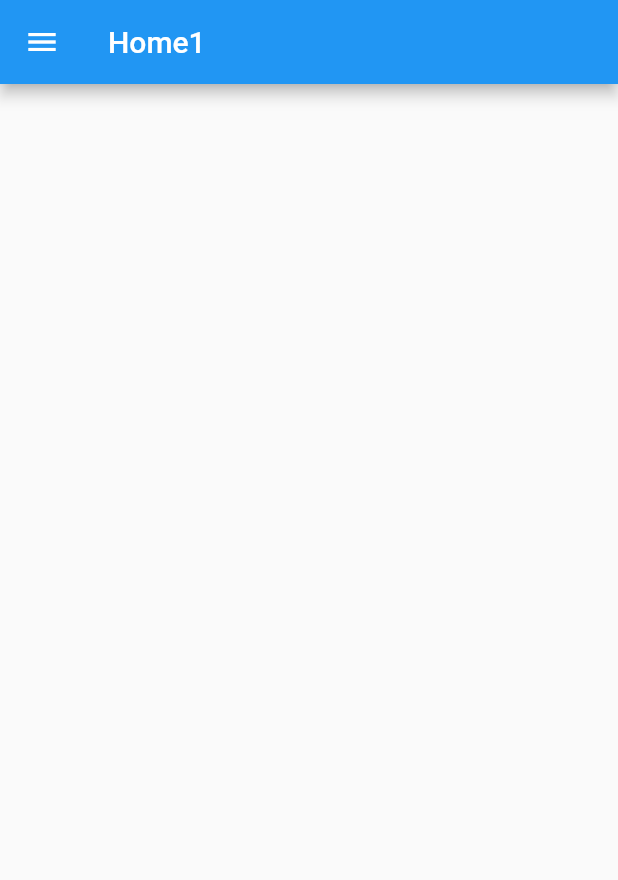
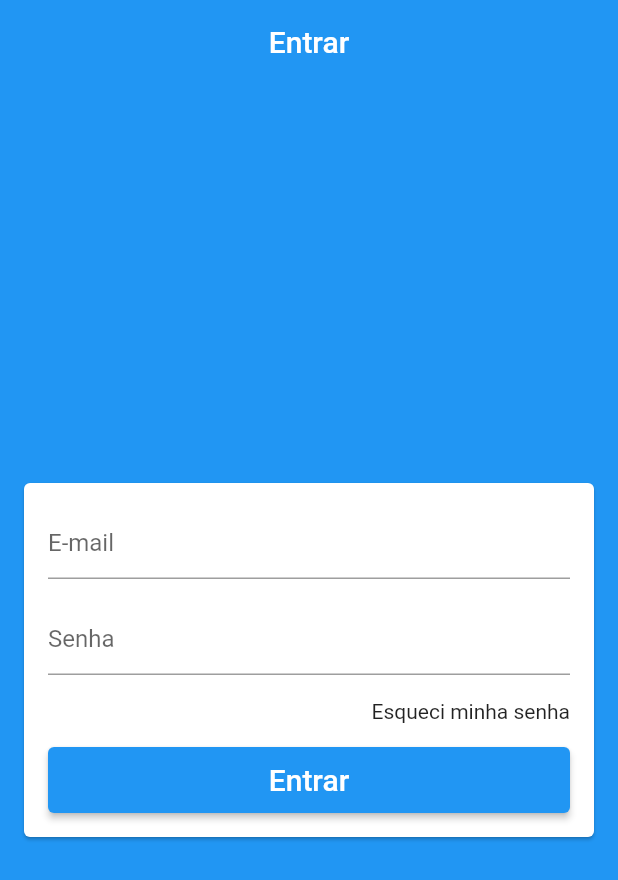
Before and after one commit to cristianpaulo4/Gerenciamento_de_medicamentos, a Flutter app: the screen it shows after launch, on a phone screen of 412 x 824 dp. Shown: the top 880 px of the screen. Run offline on Flutter 3.47's test engine with Material 2 defaults, Android fonts, the phone set to English and light mode, and no system bars; our stand-ins replace firebase_auth, firebase_core; accounts and stored records are empty.

Commit message:
login screen

```diff
--- a/lib/common/custom_drawer/drawer_tile.dart
+++ b/lib/common/custom_drawer/drawer_tile.dart
@@ -14,6 +14,7 @@ class DrawerTile extends StatelessWidget {
   Widget build(BuildContext context) {
 
     final int curParge = context.watch<PageManager>().page;
+    final Color primaryColor = Theme.of(context).primaryColor;
 
     return InkWell(
       onTap: () {
@@ -30,7 +31,7 @@ class DrawerTile extends StatelessWidget {
               child: Icon(
                 iconData,
                 size: 32,
-                color: curParge == page ? Colors.red : Colors.grey[700],
+                color: curParge == page ? primaryColor : Colors.grey[700],
               ),
             ),
 
@@ -38,7 +39,7 @@ class DrawerTile extends StatelessWidget {
               title,
               style: TextStyle(
                 fontSize: 16,
-                color: curParge == page ? Colors.red : Colors.grey[700],
+                color: curParge == page ? primaryColor : Colors.grey[700],
               ),
             )
 
--- a/lib/main.dart
+++ b/lib/main.dart
@@ -1,22 +1,36 @@
+import 'package:firebase_core/firebase_core.dart';
+
 import 'package:flutter/material.dart';
+import 'package:gerenciamento_medicamentos/models/user_manager.dart';
 import 'package:gerenciamento_medicamentos/screens/base/base_screen.dart';
+import 'package:provider/provider.dart';
 
-
-void main()  {
+Future<void> main() async {
+  WidgetsFlutterBinding.ensureInitialized();
+  await Firebase.initializeApp();
+ // await FirebaseAuth.instance.useAuthEmulator();
   runApp(const MyApp());
 }
+
 
 class MyApp extends StatelessWidget {
   const MyApp({Key? key}) : super(key: key);
   @override
   Widget build(BuildContext context) {
-    return MaterialApp(
-      title: 'Gerenciamento de medicamentos',
-      debugShowCheckedModeBanner: false,
-      theme: ThemeData(
-        primarySwatch: Colors.blue,
+    return ChangeNotifierProvider(
+      create: (_) => UserManager(),
+     child: MaterialApp(
+        title: 'Gerenciamento de medicamentos',
+        debugShowCheckedModeBanner: false,
+        theme: ThemeData(
+          primaryColor: Colors.blueGrey,
+          appBarTheme: const AppBarTheme(
+            elevation: 0
+          ),
+          scaffoldBackgroundColor: Colors.blue,
+        ),
+        home: BaseScreen(),
       ),
-      home: BaseScreen(),
     );
   }
 }
--- a/lib/models/page_manager.dart
+++ b/lib/models/page_manager.dart
@@ -4,7 +4,7 @@ class PageManager {
 
   PageManager(this._pageController);
 
-  PageController _pageController;
+  final PageController _pageController;
 
   int page = 0;
 
--- /dev/null
+++ b/lib/models/user.dart
@@ -0,0 +1,9 @@
+class UserApp {
+  String email;
+  String password;
+
+  UserApp({
+    required this.email,
+    required this.password,
+  });
+}
--- a/lib/screens/base/base_screen.dart
+++ b/lib/screens/base/base_screen.dart
@@ -1,6 +1,7 @@
 import 'package:flutter/material.dart';
 import 'package:gerenciamento_medicamentos/common/custom_drawer/custom_drawer.dart';
 import 'package:gerenciamento_medicamentos/models/page_manager.dart';
+import 'package:gerenciamento_medicamentos/screens/login/login_screen.dart';
 import 'package:provider/provider.dart';
 
 
@@ -16,6 +17,8 @@ class BaseScreen extends StatelessWidget {
         controller: pageController,
         physics: const NeverScrollableScrollPhysics(),
         children: [
+
+          LoginScreen(),
 
           Scaffold(
             drawer: CustomDrawer(),
--- /dev/null
+++ b/lib/screens/login/login_screen.dart
@@ -0,0 +1,137 @@
+import 'package:flutter/cupertino.dart';
+import 'package:flutter/material.dart';
+import 'package:gerenciamento_medicamentos/helpers/validators.dart';
+import 'package:gerenciamento_medicamentos/models/user.dart';
+import 'package:gerenciamento_medicamentos/models/user_manager.dart';
+import 'package:provider/provider.dart';
+
+class LoginScreen extends StatelessWidget {
+
+  final TextEditingController emailController = TextEditingController();
+  final TextEditingController passController = TextEditingController();
+
+  final GlobalKey<FormState> formKey = GlobalKey<FormState>();
+
+  @override
+  Widget build(BuildContext context) {
+    return Scaffold(
+
+      appBar: AppBar(
+        title: const Text('Entrar'),
+        centerTitle: true,
+      ),
+
+      body: Consumer<UserManager>(
+        builder: ( _, userManager, __ ){
+          return Center(
+            child: Card(
+              margin: const EdgeInsets.symmetric(horizontal: 16),
+              child: Form(
+                key: formKey,
+                child: ListView(
+                  padding: const EdgeInsets.all(16),
+                  shrinkWrap: true,
+                  children: <Widget>[
+                    TextFormField(
+                      controller: emailController,
+                      enabled: !userManager.loading,
+                      decoration: const InputDecoration(hintText: 'E-mail'),
+                      keyboardType: TextInputType.emailAddress,
+                      autocorrect: false,
+                      validator: (email) {
+                       if(!emailValid(email!)) {
+                          emailValid(email);
+                        }
+                       return null;
+                      },
+                    ),
+
+                    const SizedBox(height: 16,),
+
+                    TextFormField(
+                        controller: passController,
+                        enabled: !userManager.loading,
+                        decoration: const InputDecoration(hintText: 'Senha'),
+                        autocorrect: false,
+                        obscureText: true,
+                        validator: (pass) {
+                          return passValid(pass);
+                        }
+                    ),
+
+                    const SizedBox(height: 16,),
+
+                    Container(
+                      child: Align(
+                        alignment: Alignment.centerRight,
+                        child: GestureDetector(
+                          child: const Text(
+                              'Esqueci minha senha'
+                          ),
+                          onTap: () {
+                            print('funcionu');
+                          },
+                        ),
+                      ),
+                    ),
+
+                    const SizedBox(height: 16,),
+
+                    SizedBox(
+                      height: 44,
+                      child: ElevatedButton(
+
+                        onPressed: userManager.loading? null : () {
+                          if(formKey.currentState!.validate()) {
+                            userManager.signIn(
+                                userApp: UserApp(
+                                    email: emailController.text,
+                                    password: passController.text
+                                ),
+
+                                onFail: (e){
+                                ScaffoldMessenger.of(context).showSnackBar(
+                                    SnackBar(
+                                      backgroundColor: Colors.red,
+                                        content: Text(e,
+                                          style: TextStyle(
+                                            fontSize: 22,
+                                          ) ,
+                                        ))
+                                  );
+                                },
+
+                                onSuccess: (){
+                                  print('#######################');
+                                  print('Sucesso');
+                                  print('#######################');
+                                  //TODO: FECHAR TELA DE LOGIN
+                                }
+                            );
+                          }
+                        },
+
+                        child: userManager.loading ?
+                        const CircularProgressIndicator(
+                          valueColor: AlwaysStoppedAnimation(Colors.white),
+                        ):
+                          const Text(
+                          'Entrar',
+                          style: TextStyle(
+                              fontSize: 20
+                          ),
+                        ),
+                      ),
+                    ),
+
+                  ],
+                ),
+              ),
+            ),
+          );
+        },
+      ),
+
+    );
+  }
+}
```
Also changed, not shown: lib/helpers/validators.dart (added, +14 -0 lines), lib/models/user_manager.dart (added, +42 -0 lines).
